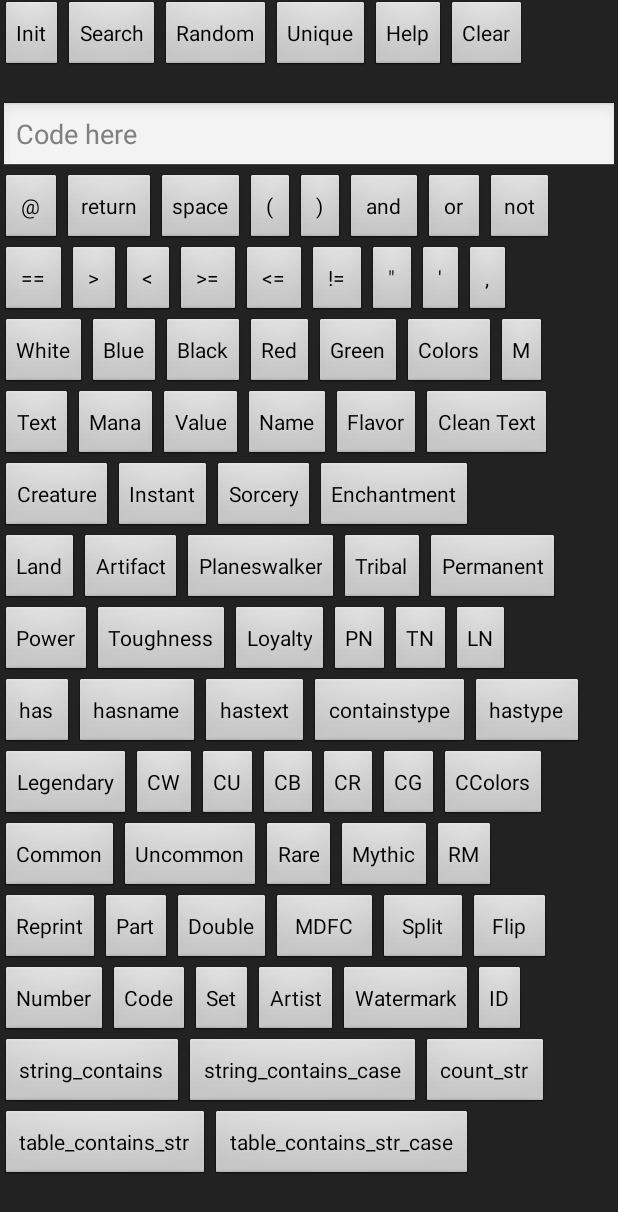
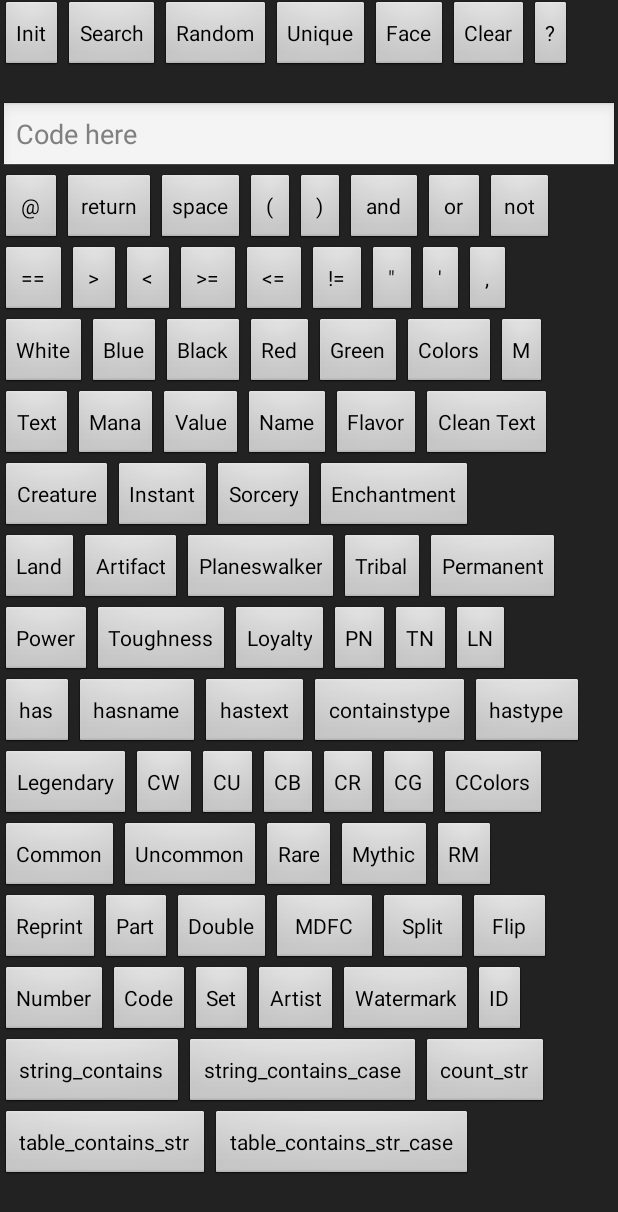
Before and after one commit to lzybluee/MtgViewer, an Android app: the SearchActivity screen opened directly, with no data from a screen before it, on a phone screen of 412 x 824 dp. Shown: the top 1212 px of the screen. Run offline under Robolectric (Android 15) with nearby library versions, the phone set to English and light mode, and no system bars.

Commit message:
Show other card face.

```diff
--- a/app/src/main/java/lu/cifer/mtgviewer/SearchActivity.java
+++ b/app/src/main/java/lu/cifer/mtgviewer/SearchActivity.java
@@ -234,6 +234,26 @@ public class SearchActivity extends Activity {
             uniqueButton.setText(single ? "Unique" : "All");
         });
 
+        final Button otherButton = findViewById(R.id.other_button);
+        otherButton.setText(CardAnalyzer.getIncludeOther() ? "Other" : "Face");
+        otherButton.setOnClickListener(view -> {
+            boolean other = CardAnalyzer.switchIncludeOther();
+            otherButton.setText(other ? "Other" : "Face");
+        });
+
+        final Button cleanButton = findViewById(R.id.clear_button);
+        cleanButton.setOnClickListener(view -> {
+            String text = mCode.getText().toString();
+            text = text.substring(0, text.length() - 1);
+            mCode.setText(text);
+            mCode.setSelection(text.length());
+        });
+        cleanButton.setOnLongClickListener(view -> {
+            mCode.setText("");
+            return true;
+        });
+
+
         final Button helpButton = findViewById(R.id.help_button);
         helpButton.setOnClickListener(view -> new AlertDialog.Builder(SearchActivity.this)
                 .setTitle("Help")
@@ -286,18 +306,6 @@ public class SearchActivity extends Activity {
                         "function table_contains_str_case(t, str)\n" +
                         "function table_contains(t, element)\n" +
                         "function table_contains_case(t, element)").show());
-
-        final Button cleanButton = findViewById(R.id.clear_button);
-        cleanButton.setOnClickListener(view -> {
-            String text = mCode.getText().toString();
-            text = text.substring(0, text.length() - 1);
-            mCode.setText(text);
-            mCode.setSelection(text.length());
-        });
-        cleanButton.setOnLongClickListener(view -> {
-            mCode.setText("");
-            return true;
-        });
 
         int[] buttons = {
                 R.id.search_name_button,
--- a/app/src/main/res/layout/search_layout.xml
+++ b/app/src/main/res/layout/search_layout.xml
@@ -32,19 +32,25 @@
             android:id="@+id/unique_button"
             android:layout_width="wrap_content"
             android:layout_height="wrap_content"
-            android:text="1+" />
+            android:text="Unique" />
 
         <Button
-            android:id="@+id/help_button"
+            android:id="@+id/other_button"
             android:layout_width="wrap_content"
             android:layout_height="wrap_content"
-            android:text="Help" />
+            android:text="Face" />
 
         <Button
             android:id="@+id/clear_button"
             android:layout_width="wrap_content"
             android:layout_height="wrap_content"
             android:text="Clear" />
+
+        <Button
+            android:id="@+id/help_button"
+            android:layout_width="wrap_content"
+            android:layout_height="wrap_content"
+            android:text="?" />
 
     </LinearLayout>
 
```
Also changed, not shown: app/src/main/java/lu/cifer/mtgviewer/CardAnalyzer.java (+39 -5 lines).
